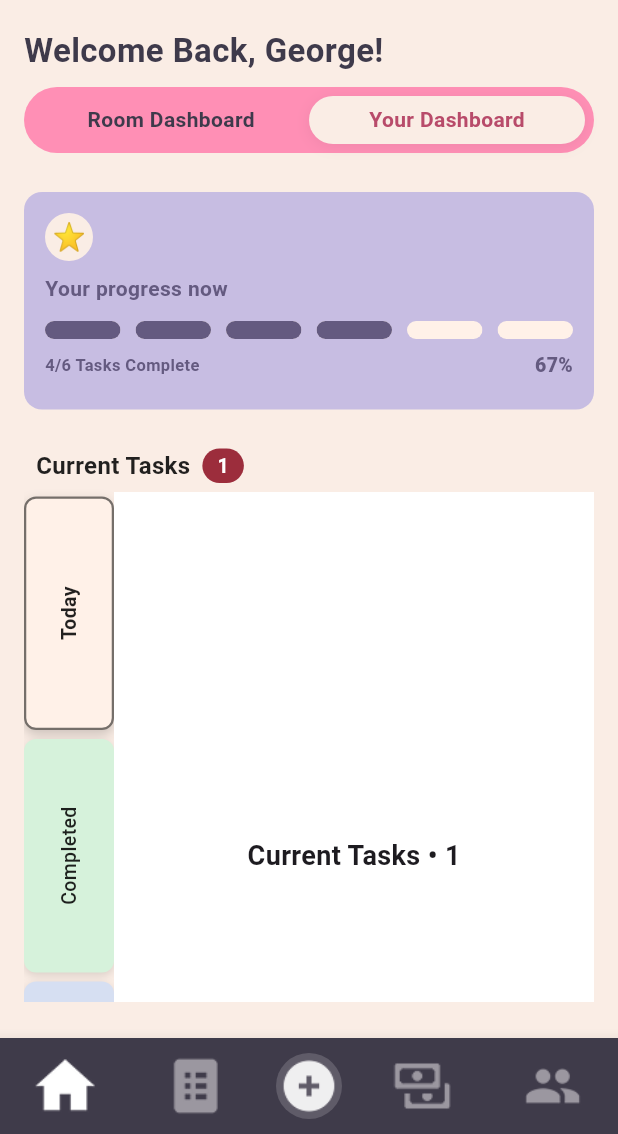
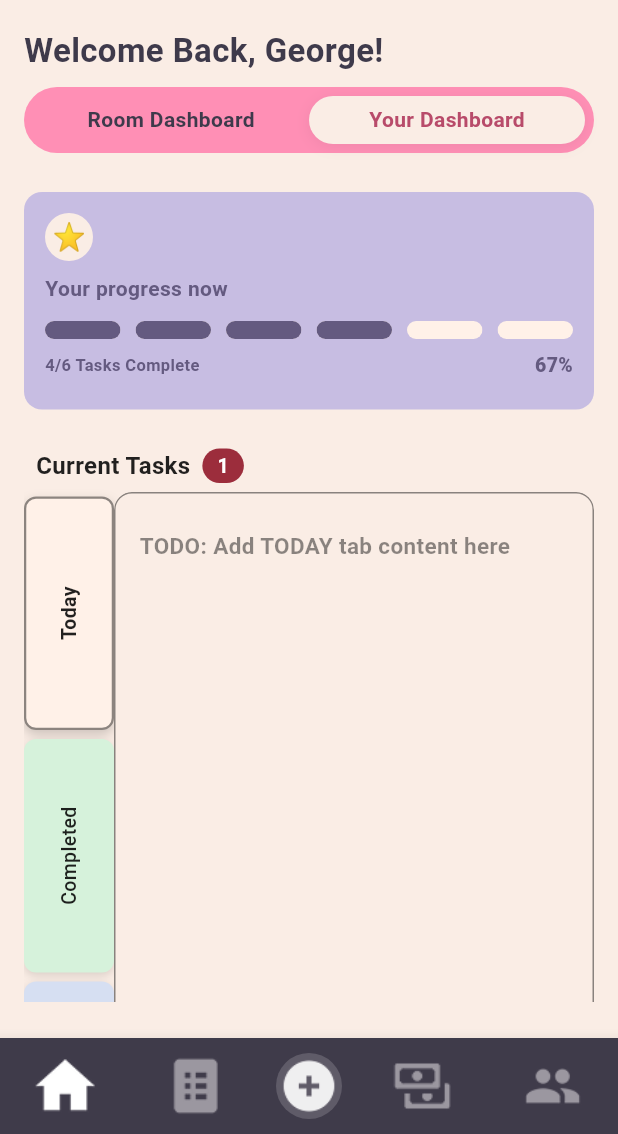
Before and after one commit to FairNest/FairNest, a Flutter app: the screen it shows after launch, after a tap on "Your Dashboard", on a phone screen of 412 x 824 dp, the part 102-1236 px from its top. Run offline on Flutter 3.47's test engine with Material 3 defaults, Android fonts, the phone set to English and light mode, and no system bars; our stand-ins replace google_fonts; Roboto replaces fonts that are missing (Krub).

Commit message:
buenas noches because i nearly messed up lmao 😴

```diff
--- a/fairnestui/lib/widgets/TaskNavFolder.dart
+++ b/fairnestui/lib/widgets/TaskNavFolder.dart
@@ -1,9 +1,12 @@
+import 'package:fairnestui/theme/app_colors.dart';
 import 'package:flutter/material.dart';
 
 class TaskNavFolder extends StatefulWidget {
   const TaskNavFolder({
     super.key,
     this.panelHeight = 520,
+
+    // counts for the header badge
     required this.todayUnfinishedCount,
     required this.completedCount,
     required this.upcomingUnfinishedCount,
@@ -54,6 +57,75 @@ class _TaskNavFolderState extends State<TaskNavFolder> {
     }
   }
 
+  // ---------- MAIN AREA (uses SingleChildScrollView per tab) ----------
+  Widget _buildTabContent(BuildContext context) {
+    switch (activeIndex) {
+      case 0: // TODAY
+        return SingleChildScrollView(
+          key: const PageStorageKey('todayScroll'),
+          padding: const EdgeInsets.all(16),
+          child: Column(
+            crossAxisAlignment: CrossAxisAlignment.stretch,
+            children: const [
+              // ===== REPLACE BELOW WITH YOUR "TODAY" CARDS =====
+              SizedBox(height: 8),
+              Text("TODO: Add TODAY tab content here",
+                  style: TextStyle(
+                      fontSize: 15,
+                      fontWeight: FontWeight.w600,
+                      color: Colors.black45)),
+              SizedBox(height: 400),
+              // =================================================
+            ],
+          ),
+        );
+
+      case 1: // COMPLETED
+        return SingleChildScrollView(
+          key: const PageStorageKey('completedScroll'),
+          padding: const EdgeInsets.all(16),
+          child: Column(
+            crossAxisAlignment: CrossAxisAlignment.stretch,
+            children: const [
+              // ===== REPLACE BELOW WITH YOUR "COMPLETED" CARDS =====
+              SizedBox(height: 8),
+              Text("TODO: Add COMPLETED tab content here",
+                  style: TextStyle(
+                      fontSize: 15,
+                      fontWeight: FontWeight.w600,
+                      color: Colors.black45)),
+              SizedBox(height: 400),
+              // =====================================================
+            ],
+          ),
+        );
+
+      case 2: // UPCOMING
+        return SingleChildScrollView(
+          key: const PageStorageKey('upcomingScroll'),
+          padding: const EdgeInsets.all(16),
+          child: Column(
+            crossAxisAlignment: CrossAxisAlignment.stretch,
+            children: const [
+              // ===== REPLACE BELOW WITH YOUR "UPCOMING" CARDS =====
+              SizedBox(height: 8),
+              Text("TODO: Add UPCOMING tab content here",
+                  style: TextStyle(
+                      fontSize: 15,
+                      fontWeight: FontWeight.w600,
+                      color: Colors.black45)),
+              SizedBox(height: 400),
+              // ====================================================
+            ],
+          ),
+        );
+
+      default:
+        return const SizedBox.shrink();
+    }
+  }
+  // -------------------------------------------------------------------
+
   @override
   Widget build(BuildContext context) {
     return SizedBox(
@@ -61,7 +133,7 @@ class _TaskNavFolderState extends State<TaskNavFolder> {
       child: Column(
         crossAxisAlignment: CrossAxisAlignment.start,
         children: [
-          // Header (no animations here to avoid choppiness)
+          // Header (instant update)
           Padding(
             padding: const EdgeInsets.symmetric(horizontal: 8.0, vertical: 6),
             child: Row(
@@ -118,20 +190,31 @@ class _TaskNavFolderState extends State<TaskNavFolder> {
                   ),
                 ),
 
-                // Main area (instant swap, no animation)
+                // MAIN AREA (blank bg + SingleChildScrollView from switch)
                 Expanded(
-                  child: Container(
-                    color: Colors.white,
-                    alignment: Alignment.center,
-                    child: Text(
-                      "${_headerTitle()} • ${_headerCount()}",
-                      style: const TextStyle(
-                        fontSize: 18,
-                        fontWeight: FontWeight.w600,
+                  child: ClipRRect(
+                    borderRadius: BorderRadius.circular(12),
+                    child: Container(
+                      decoration: BoxDecoration(
+                        color: AppColors.background, // your bg
+                        borderRadius: BorderRadius.circular(12), // soft corners
+                        border: Border.all(
+                          color: Colors.black45, // subtle 1px border
+                          width: 1,
+                        ),
+                        boxShadow: [
+                          BoxShadow(
+                            color: Colors.black
+                                .withOpacity(0.04), // tiny elevation
+                            blurRadius: 8,
+                            offset: const Offset(0, 2),
+                          ),
+                        ],
                       ),
+                      child: _buildTabContent(context),
                     ),
                   ),
-                ),
+                )
               ],
             ),
           ),
@@ -160,35 +243,54 @@ class _SideTab extends StatefulWidget {
   State<_SideTab> createState() => _SideTabState();
 }
 
-class _SideTabState extends State<_SideTab> {
-  bool _pressed = false;
+class _SideTabState extends State<_SideTab>
+    with SingleTickerProviderStateMixin {
+  late final AnimationController _pop;
+  late final Animation<double> _scale;
+
+  @override
+  void initState() {
+    super.initState();
+    _pop = AnimationController(
+      vsync: this,
+      duration: const Duration(milliseconds: 140),
+      reverseDuration: const Duration(milliseconds: 120),
+    );
+    _scale = Tween(begin: 1.0, end: 1.05).animate(
+      CurvedAnimation(parent: _pop, curve: Curves.easeOutBack),
+    );
+  }
+
+  @override
+  void dispose() {
+    _pop.dispose();
+    super.dispose();
+  }
 
   @override
   Widget build(BuildContext context) {
     final isActive = widget.isActive;
 
-    return AnimatedScale(
-      scale: _pressed ? 0.97 : 1.0, // tiny press squish
-      duration: const Duration(milliseconds: 80),
-      curve: Curves.easeOut,
+    return ScaleTransition(
+      scale: _scale, // spring pop on tap
       child: Material(
         color: Colors.transparent,
         child: InkWell(
           borderRadius: BorderRadius.circular(8),
-          splashColor: Colors.black12, // subtle ripple
-          onTap: widget.onTap,
-          onTapDown: (_) => setState(() => _pressed = true),
-          onTapCancel: () => setState(() => _pressed = false),
-          onTapUp: (_) => setState(() => _pressed = false),
+          splashColor: Colors.black12,
+          onTap: () async {
+            await _pop.forward(from: 0);
+            if (mounted) _pop.reverse();
+            widget.onTap();
+          },
           child: AnimatedContainer(
-            duration:
-                const Duration(milliseconds: 160), // animate only tab visuals
+            duration: const Duration(milliseconds: 160), // animate tab visuals
             curve: Curves.easeOut,
             margin: const EdgeInsets.symmetric(vertical: 3),
             decoration: BoxDecoration(
               color: isActive ? widget.activeColor : widget.baseColor,
               border: isActive
-                  ? Border.all(color: Colors.black54, width: 1.5)
+                  ? Border.all(color: Colors.black45, width: 1.5)
                   : null,
               borderRadius: BorderRadius.circular(8),
               boxShadow: [
```
